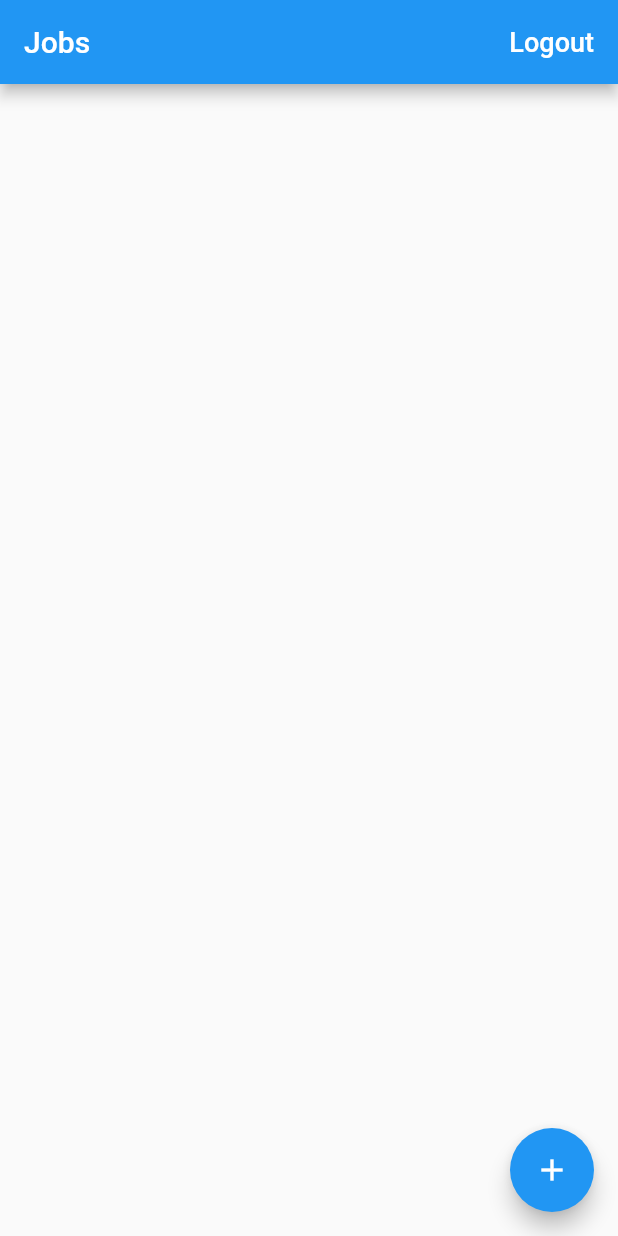
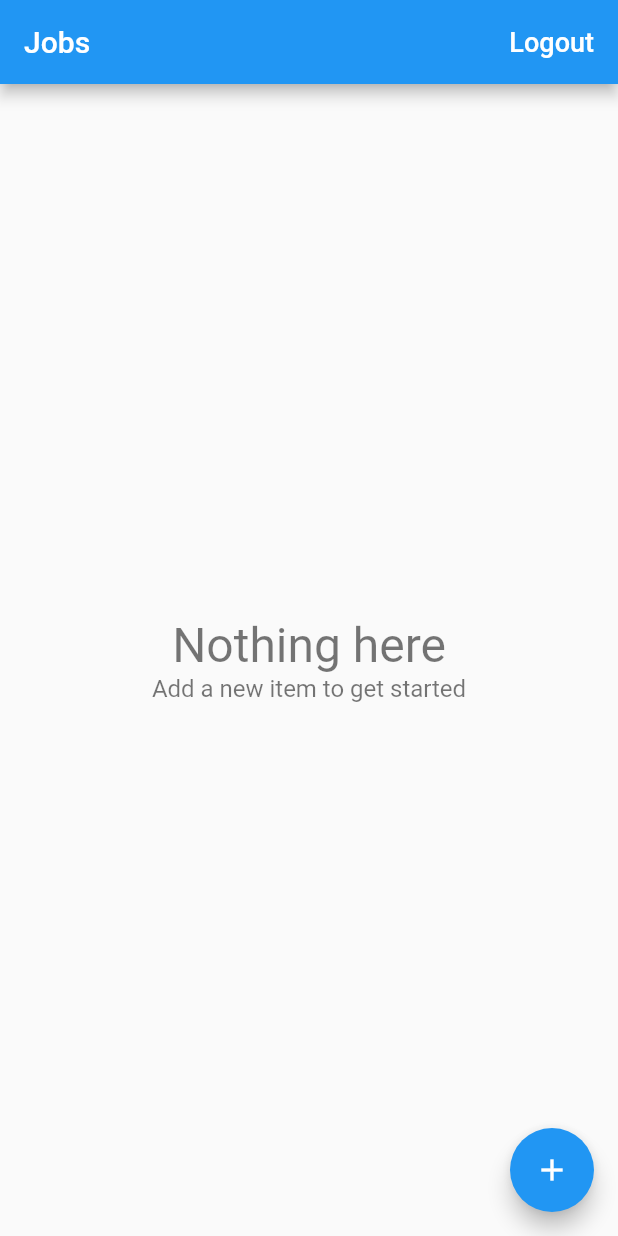
Before and after one commit to YemaneZewdu/time_tracker, a Flutter app: the screen it shows once a user with an empty profile is signed in, on a phone screen of 412 x 824 dp. Run offline on Flutter 3.47's test engine with Material 2 defaults, Android fonts, the phone set to English and light mode, and no system bars; our stand-ins replace cloud_firestore, firebase_auth, google_sign_in; accounts and stored records are empty.

Commit message:
-Added a reusable list item builder class that controls all the four states (Loading, Data, No data, and Error) -Enabled swipe to delete feature

```diff
--- /dev/null
+++ b/lib/app/home/jobs/empty_content.dart
@@ -0,0 +1,30 @@
+import 'package:flutter/material.dart';
+// custom class that shows message when the list is empty
+class EmptyContent extends StatelessWidget {
+  const EmptyContent({
+    Key key,
+    this.title = 'Nothing here',
+    this.message = 'Add a new item to get started',
+  }) : super(key: key);
+  final String title;
+  final String message;
+
+  @override
+  Widget build(BuildContext context) {
+    return Center(
+      child: Column(
+        mainAxisAlignment: MainAxisAlignment.center,
+        children: <Widget>[
+          Text(
+            title,
+            style: TextStyle(fontSize: 32.0, color: Colors.black54),
+          ),
+          Text(
+            message,
+            style: TextStyle(fontSize: 16.0, color: Colors.black54),
+          ),
+        ],
+      ),
+    );
+  }
+}
--- a/lib/app/home/jobs/jobs_page.dart
+++ b/lib/app/home/jobs/jobs_page.dart
@@ -1,12 +1,17 @@
+import 'package:flutter/cupertino.dart';
 import 'package:flutter/material.dart';
 import 'package:provider/provider.dart';
 import 'package:timetracker/app/home/jobs/edit_job_page.dart';
 import 'package:timetracker/app/home/jobs/job_list_tile.dart';
 import 'package:timetracker/common_widgets/platform_alert_dialog.dart';
+import 'package:timetracker/common_widgets/platform_exception_alert_dialog.dart';
 import 'package:timetracker/services/auth.dart';
 import 'package:timetracker/services/database.dart';
+import 'package:flutter/services.dart';
+
 
 import '../models/job.dart';
+import 'list_items_builder.dart';
 
 class JobsPage extends StatelessWidget {
   // lets the user sign out
@@ -54,25 +59,39 @@ class JobsPage extends StatelessWidget {
 //    }
 //  }
 
+  Future<void> _delete(BuildContext context, Job job) async {
+    try {
+      final database = Provider.of<Database>(context);
+      await database.deleteJob(job);
+    } on PlatformException catch (e) {
+      PlatformExceptionAlertDialog(
+        title: 'Operation failed',
+        exception: e,
+      ).show(context);
+    }
+  }
+
   Widget _buildContents(BuildContext context) {
     final database = Provider.of<Database>(context);
     return StreamBuilder<List<Job>>(
       stream: database.jobsStream(),
       builder: (context, snapshot) {
-        if (snapshot.hasData) {
-          final jobs = snapshot.data;
-          final children = jobs
-              .map((job) => JobListTile(
-                    job: job,
-                    onTap: () => EditJobPage.show(context, job: job,),
-                  ))
-              .toList();
-          return ListView(children: children);
-        }
-        if (snapshot.hasError) {
-          return Center(child: Text('Some error occurred'));
-        }
-        return Center(child: CircularProgressIndicator());
+        return ListItemsBuilder<Job>(
+          snapshot: snapshot,
+          itemBuilder: (context, job) => Dismissible(
+            key: Key('job-${job.id}'),
+            background: Container(color: Colors.red,),
+            direction: DismissDirection.endToStart,
+            onDismissed: (direction) => _delete(context, job),
+            child: JobListTile(
+              job: job,
+              onTap: () => EditJobPage.show(
+                context,
+                job: job,
+              ),
+            ),
+          ),
+        );
       },
     );
   }
--- /dev/null
+++ b/lib/app/home/jobs/list_items_builder.dart
@@ -0,0 +1,53 @@
+import 'package:flutter/material.dart';
+import 'empty_content.dart';
+
+// type definition with a generic type T
+// defined as a function returning a widget
+typedef ItemWidgetBuilder<T> = Widget Function(BuildContext context, T item);
+
+// handles the loading, data, no data and error states
+class ListItemsBuilder<T> extends StatelessWidget {
+  const ListItemsBuilder({
+    Key key,
+    @required this.snapshot,
+    @required this.itemBuilder,
+  }) : super(key: key);
+  final AsyncSnapshot<List<T>> snapshot;
+  final ItemWidgetBuilder<T> itemBuilder;
+
+  @override
+  Widget build(BuildContext context) {
+    if (snapshot.hasData) {
+      final List<T> items = snapshot.data;
+      if (items.isNotEmpty) {
+        return _buildList(items);
+      } else {
+        return EmptyContent();
+      }
+    } else if (snapshot.hasError) {
+      return EmptyContent(
+        title: 'Something went wrong',
+        message: 'Can\'t load items right now',
+      );
+    }
+    return Center(child: CircularProgressIndicator());
+  }
+
+  // data state
+  Widget _buildList(List<T> items) {
+    return ListView.separated(
+      separatorBuilder: (context, index) => Divider(height: 0.5),
+      // + 2 is for tricking the list view to draw a divider before the
+      // first item and after the last item in the list
+      itemCount: items.length + 2,
+      itemBuilder: (context, index) {
+        // when the fake placeholder items are clicked
+        if (index == 0 || index == items.length + 1) {
+          return Container();
+        }
+        // we need to do index -1 because we added a container at index 0
+        return itemBuilder(context, items[index - 1]);
+      },
+    );
+  }
+}
```
Also changed, not shown: lib/services/database.dart (+10 -0 lines), lib/services/firestore_service.dart (+13 -4 lines).
